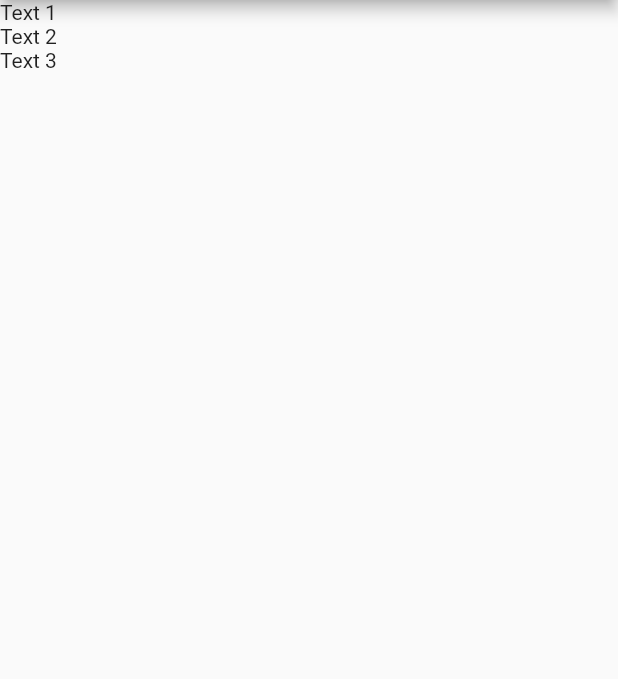
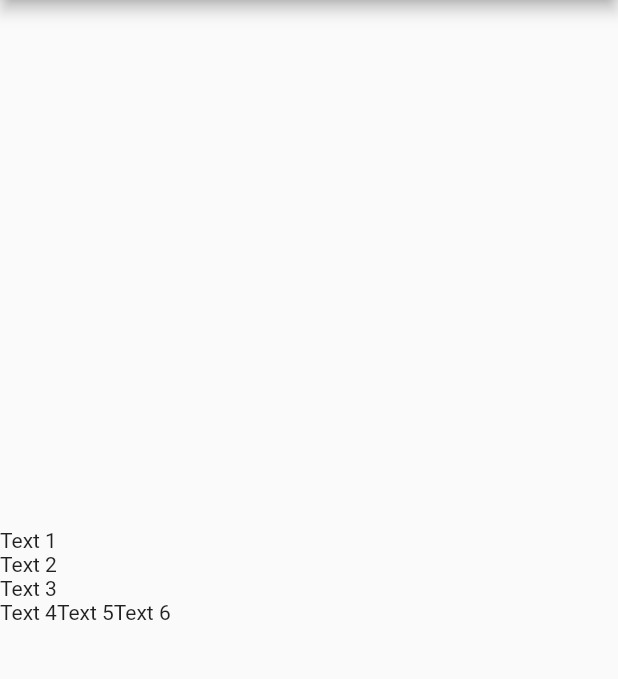
Before and after one commit to ryn-crypto/Flutter_dasar, a Flutter app: the screen it shows after launch, on a phone screen of 412 x 824 dp, the part 84-763 px from its top. Run offline on Flutter 3.47's test engine with Material 2 defaults, Android fonts, the phone set to English and light mode, and no system bars.

Commit message:
Menggunakan column dan rows

```diff
--- a/lib/columnt.dart
+++ b/lib/columnt.dart
@@ -1,5 +1,6 @@
 import 'package:flutter/material.dart';
 
+// untuk membuat column
 class Colum extends StatelessWidget {
   const Colum({Key key}) : super(key: key);
 
@@ -17,3 +18,50 @@ class Colum extends StatelessWidget {
             )));
   }
 }
+
+// untuk membuat rows
+class Rowe extends StatelessWidget {
+  const Rowe({Key key}) : super(key: key);
+
+  @override
+  Widget build(BuildContext context) {
+    return MaterialApp(
+        home: Scaffold(
+            appBar: AppBar(title: Text("Dasar Flutter")),
+            body: Row(
+              children: <Widget>[
+                Text('Text 1'),
+                Text('Text 2'),
+                Text('Text 3')
+              ],
+            )));
+  }
+}
+
+// untuk membuat rows
+class CoRo extends StatelessWidget {
+  const CoRo({Key key}) : super(key: key);
+
+  @override
+  Widget build(BuildContext context) {
+    return MaterialApp(
+        home: Scaffold(
+            appBar: AppBar(title: Text("Dasar Flutter")),
+            body: Column(
+              mainAxisAlignment: MainAxisAlignment.center,
+              crossAxisAlignment: CrossAxisAlignment.start,
+              children: <Widget>[
+                Text('Text 1'),
+                Text('Text 2'),
+                Text('Text 3'),
+                Row(
+                  children: <Widget>[
+                    Text('Text 4'),
+                    Text('Text 5'),
+                    Text('Text 6'),
+                  ],
+                )
+              ],
+            )));
+  }
+}
--- a/lib/main.dart
+++ b/lib/main.dart
@@ -1,7 +1,7 @@
 import 'package:flutter/material.dart';
 import 'columnt.dart';
 
-void main() => runApp(Colum());
+void main() => runApp(CoRo());
 
 // stl enter untuk membuat myApp class
 class MyApp extends StatelessWidget {
```
